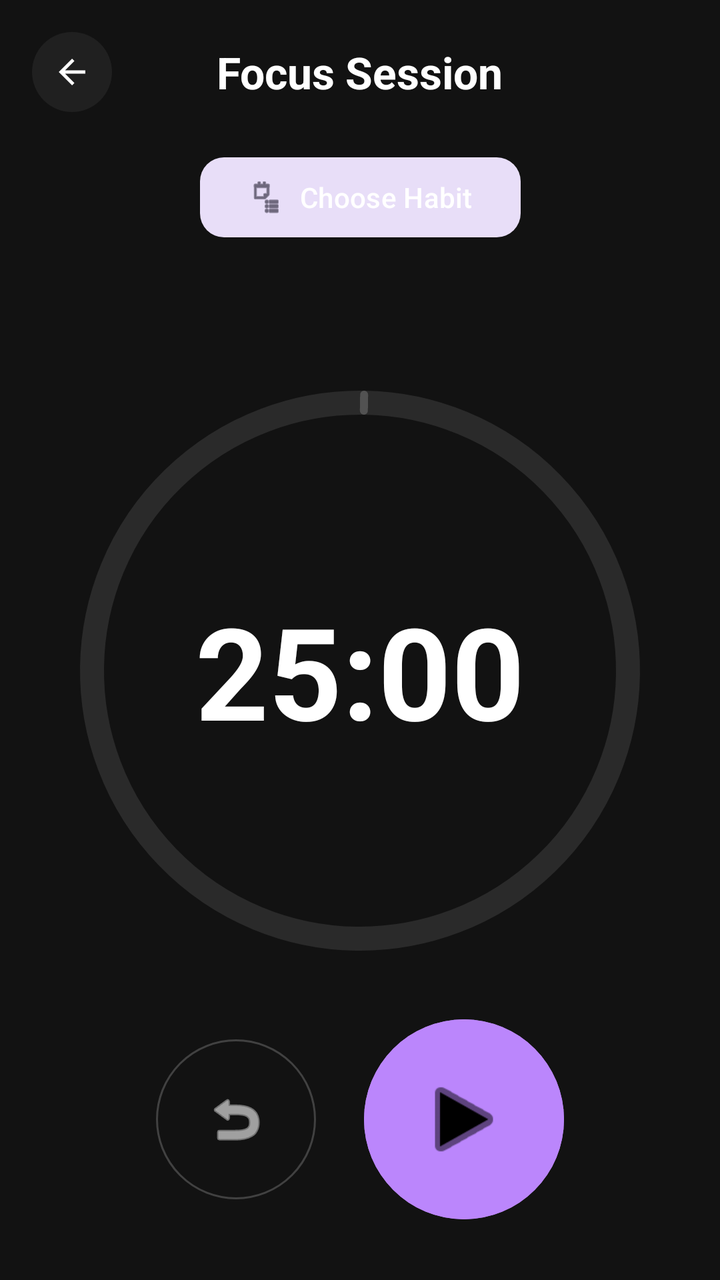
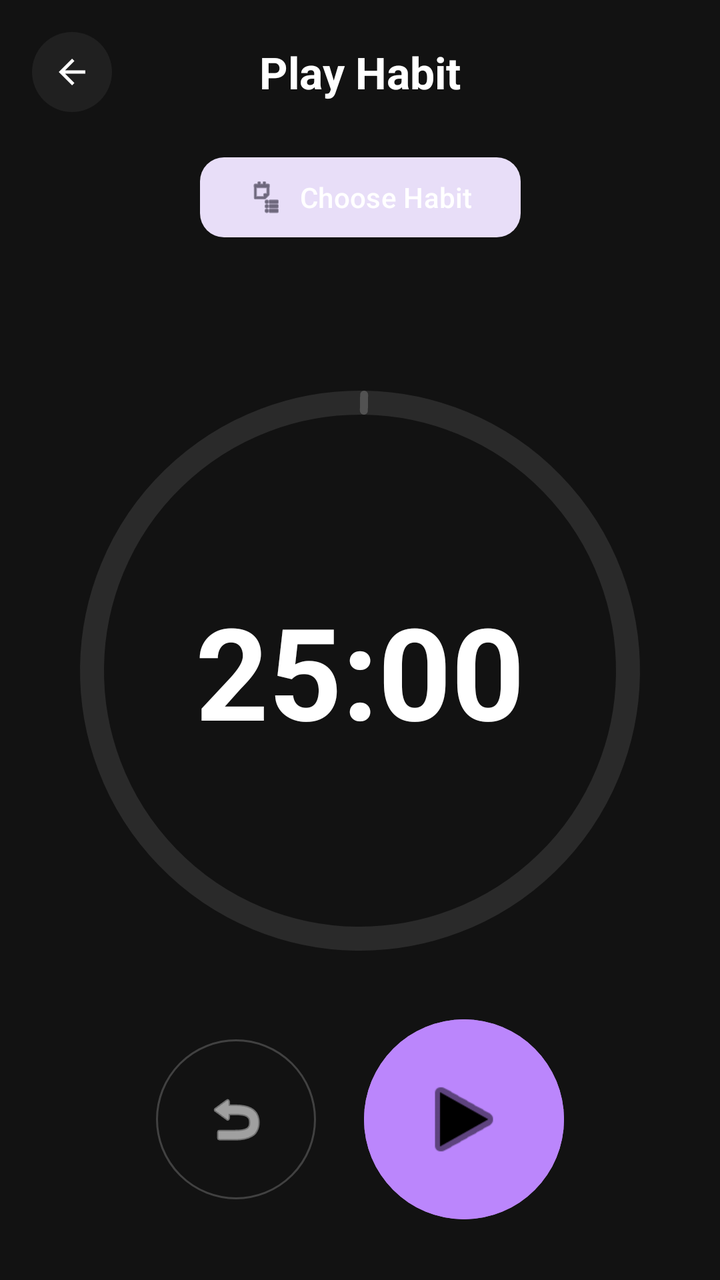

Two renders of the same Android screen: before a commit and after it. Below are the layout's source before the change and the commit's diff.
<!-- AndroidManifest.xml: application theme Theme.HabitFLOWS -->
<!-- res/layout/activity_play_habit.xml -->
<?xml version="1.0" encoding="utf-8"?>
<androidx.constraintlayout.widget.ConstraintLayout xmlns:android="http://schemas.android.com/apk/res/android"
    xmlns:app="http://schemas.android.com/apk/res-auto"
    xmlns:tools="http://schemas.android.com/tools"
    android:id="@+id/main"
    android:layout_width="match_parent"
    android:layout_height="match_parent"
    android:background="@color/background_black"
    tools:context=".playHabit">

    
    <ImageView
        android:id="@+id/btnBackPlay"
        android:layout_width="40dp"
        android:layout_height="40dp"
        android:layout_marginStart="16dp"
        android:layout_marginTop="16dp"
        android:background="@drawable/circle_button_bg"
        android:contentDescription="Back"
        android:padding="10dp"
        app:layout_constraintStart_toStartOf="parent"
        app:layout_constraintTop_toTopOf="parent"
        app:srcCompat="@drawable/outline_arrow_back_24"
        app:tint="@color/white" />

    <TextView
        android:id="@+id/tvHabitPlayName"
        android:layout_width="wrap_content"
        android:layout_height="wrap_content"
        android:text="Focus Session"
        android:textAppearance="@style/TextAppearance.Material3.TitleLarge"
        android:textColor="@color/whiteText"
        android:textStyle="bold"
        app:layout_constraintBottom_toBottomOf="@+id/btnBackPlay"
        app:layout_constraintEnd_toEndOf="parent"
        app:layout_constraintStart_toStartOf="parent"
        app:layout_constraintTop_toTopOf="@+id/btnBackPlay" />

    
    <com.google.android.material.button.MaterialButton
        android:id="@+id/btnSelectHabitPlay"
        style="@style/Widget.Material3.Button.TonalButton"
        android:layout_width="wrap_content"
        android:layout_height="wrap_content"
        android:layout_marginTop="24dp"
        android:text="Choose Habit"
        android:textColor="@color/whiteText"
        app:cornerRadius="12dp"
        app:icon="@android:drawable/ic_menu_agenda"
        app:layout_constraintEnd_toEndOf="parent"
        app:layout_constraintStart_toStartOf="parent"
        app:layout_constraintTop_toBottomOf="@id/tvHabitPlayName" />

    
    <com.google.android.material.progressindicator.CircularProgressIndicator
        android:id="@+id/progressTimer"
        android:layout_width="wrap_content"
        android:layout_height="wrap_content"
        android:max="1000"
        android:progress="1000"
        app:indicatorColor="@color/purple_200"
        app:indicatorSize="280dp"
        app:layout_constraintBottom_toBottomOf="parent"
        app:layout_constraintEnd_toEndOf="parent"
        app:layout_constraintStart_toStartOf="parent"
        app:layout_constraintTop_toBottomOf="@id/btnSelectHabitPlay"
        app:layout_constraintVertical_bias="0.3"
        app:trackColor="#1AFFFFFF"
        app:trackThickness="12dp" />

    <TextView
        android:id="@+id/tvTimer"
        android:layout_width="wrap_content"
        android:layout_height="wrap_content"
        android:text="25:00"
        android:textAppearance="@style/TextAppearance.Material3.HeadlineLarge"
        android:textColor="@color/whiteText"
        android:textSize="64sp"
        android:textStyle="bold"
        app:layout_constraintBottom_toBottomOf="@+id/progressTimer"
        app:layout_constraintEnd_toEndOf="@+id/progressTimer"
        app:layout_constraintStart_toStartOf="@+id/progressTimer"
        app:layout_constraintTop_toTopOf="@+id/progressTimer" />

    
    <LinearLayout
        android:id="@+id/llControls"
        android:layout_width="match_parent"
        android:layout_height="wrap_content"
        android:gravity="center"
        android:orientation="horizontal"
        android:padding="24dp"
        app:layout_constraintBottom_toBottomOf="parent"
        app:layout_constraintTop_toBottomOf="@+id/progressTimer">

        <com.google.android.material.button.MaterialButton
            android:id="@+id/btnResetTimer"
            style="@style/Widget.Material3.Button.OutlinedButton"
            android:layout_width="80dp"
            android:layout_height="80dp"
            android:layout_marginEnd="24dp"
            android:insetLeft="0dp"
            android:insetTop="0dp"
            android:insetRight="0dp"
            android:insetBottom="0dp"
            app:cornerRadius="40dp"
            app:icon="@android:drawable/ic_menu_revert"
            app:iconGravity="textStart"
            app:iconPadding="0dp"
            app:iconSize="32dp"
            app:iconTint="@color/whiteText"
            app:strokeColor="#33FFFFFF" />

        <com.google.android.material.button.MaterialButton
            android:id="@+id/btnPlayPause"
            android:layout_width="100dp"
            android:layout_height="100dp"
            android:backgroundTint="@color/purple_200"
            android:insetLeft="0dp"
            android:insetTop="0dp"
            android:insetRight="0dp"
            android:insetBottom="0dp"
            app:cornerRadius="50dp"
            app:icon="@android:drawable/ic_media_play"
            app:iconGravity="textStart"
            app:iconPadding="0dp"
            app:iconSize="48dp"
            app:iconTint="@color/black" />

    </LinearLayout>

</androidx.constraintlayout.widget.ConstraintLayout>
<!-- resources referenced by this layout -->
<resources>
  <color name="background_black">#121212</color>
  <color name="black">#FF000000</color>
  <color name="purple_200">#FFBB86FC</color>
  <color name="white">#FFFFFFFF</color>
  <color name="whiteText">#FFFFFF</color>
  <!-- drawable circle_button_bg (drawable) -->
  <?xml version="1.0" encoding="utf-8"?>
  <shape xmlns:android="http://schemas.android.com/apk/res/android"
      android:shape="oval">
      <solid android:color="#0FFFFFFF" />
  </shape>
  <!-- drawable outline_arrow_back_24 (drawable) -->
  <vector xmlns:android="http://schemas.android.com/apk/res/android" android:autoMirrored="true" android:height="24dp" android:tint="#000000" android:viewportHeight="960" android:viewportWidth="960" android:width="24dp">
        
      <path android:fillColor="@android:color/white" android:pathData="M313,520L537,744L480,800L160,480L480,160L537,216L313,440L800,440L800,520L313,520Z"/>
      
  </vector>
  <style name="Theme.HabitFLOWS" parent="Base.Theme.HabitFLOWS" />
  <style name="Base.Theme.HabitFLOWS" parent="Theme.Material3.DayNight.NoActionBar">
          
          
      </style>
</resources>

<!-- the commit's change to res/layout/activity_play_habit.xml (unified diff, before → after) -->
@@ -27,7 +27,7 @@
         android:id="@+id/tvHabitPlayName"
         android:layout_width="wrap_content"
         android:layout_height="wrap_content"
-        android:text="Focus Session"
+        android:text="Play Habit"
         android:textAppearance="@style/TextAppearance.Material3.TitleLarge"
         android:textColor="@color/whiteText"
         android:textStyle="bold"
